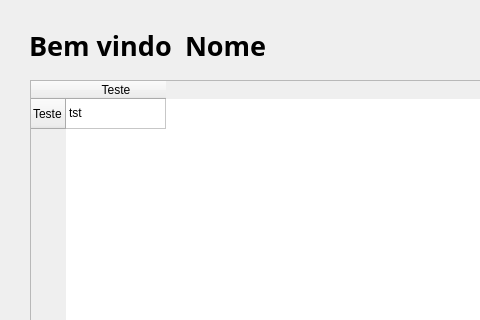
Qt form clientes/telacliente.ui (ViniiGabriel/hotelQT) before a commit; both pictures show x 0 to 480 and y 0 to 320 of the 804 by 535 pixel window.
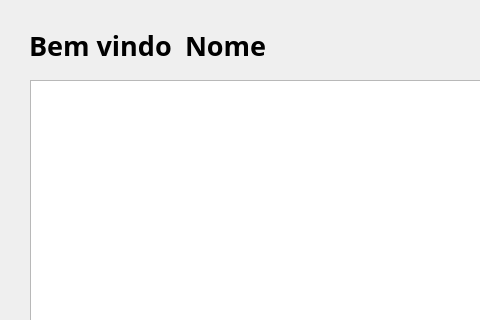
The same form after that commit.

```diff
--- a/clientes/telacliente.ui
+++ b/clientes/telacliente.ui
@@ -103,21 +103,6 @@
      <height>421</height>
     </rect>
    </property>
-   <row>
-    <property name="text">
-     <string>Teste</string>
-    </property>
-   </row>
-   <column>
-    <property name="text">
-     <string>Teste</string>
-    </property>
-   </column>
-   <item row="0" column="0">
-    <property name="text">
-     <string>tst</string>
-    </property>
-   </item>
   </widget>
   <widget class="QPushButton" name="btn_reservas">
    <property name="geometry">
```
